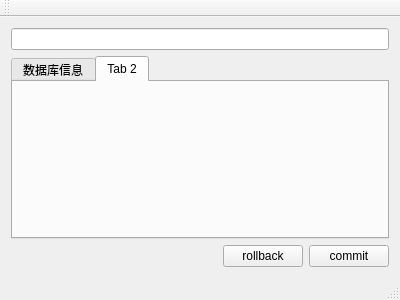
Qt form cpptest/CppTest/MainWindow.ui (aslistener/sqlite) before a commit.
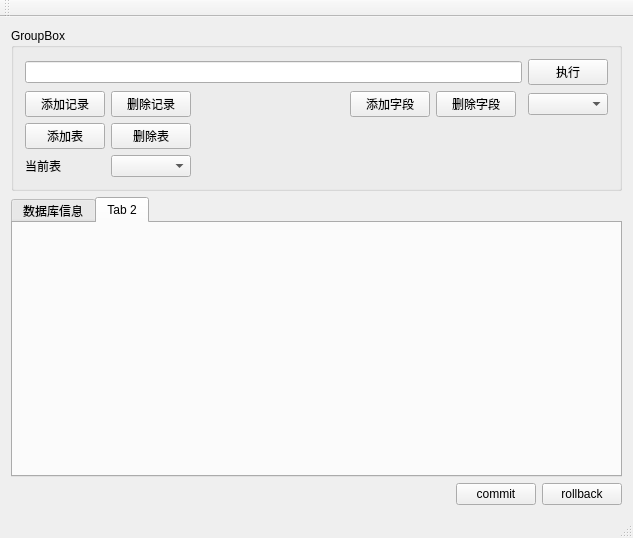
The same form after that commit. The open tabs and pages were chosen to show the change.

The edit to the form file:
```diff
--- a/cpptest/CppTest/MainWindow.ui
+++ b/cpptest/CppTest/MainWindow.ui
@@ -6,8 +6,8 @@
    <rect>
     <x>0</x>
     <y>0</y>
-    <width>400</width>
-    <height>300</height>
+    <width>633</width>
+    <height>538</height>
    </rect>
   </property>
   <property name="windowTitle">
@@ -16,7 +16,91 @@
   <widget class="QWidget" name="centralWidget">
    <layout class="QVBoxLayout" name="verticalLayout">
     <item>
-     <widget class="QLineEdit" name="lineEdit"/>
+     <widget class="QGroupBox" name="groupBox">
+      <property name="title">
+       <string>GroupBox</string>
+      </property>
+      <layout class="QGridLayout" name="gridLayout">
+       <item row="1" column="3">
+        <widget class="QPushButton" name="pushButton_7">
+         <property name="text">
+          <string>添加字段</string>
+         </property>
+        </widget>
+       </item>
+       <item row="1" column="4">
+        <widget class="QPushButton" name="pushButton_4">
+         <property name="text">
+          <string>删除字段</string>
+         </property>
+        </widget>
+       </item>
+       <item row="1" column="1">
+        <widget class="QPushButton" name="deleteButton">
+         <property name="text">
+          <string>删除记录</string>
+         </property>
+        </widget>
+       </item>
+       <item row="2" column="0">
+        <widget class="QPushButton" name="pushButton_5">
+         <property name="text">
+          <string>添加表</string>
+         </property>
+        </widget>
+       </item>
+       <item row="1" column="6">
+        <widget class="QComboBox" name="comboBox"/>
+       </item>
+       <item row="1" column="0">
+        <widget class="QPushButton" name="addButton">
+         <property name="text">
+          <string>添加记录</string>
+         </property>
+        </widget>
+       </item>
+       <item row="0" column="0" colspan="6">
+        <widget class="QLineEdit" name="sqlEdit"/>
+       </item>
+       <item row="0" column="6">
+        <widget class="QPushButton" name="execButton">
+         <property name="text">
+          <string>执行</string>
+         </property>
+        </widget>
+       </item>
+       <item row="2" column="1">
+        <widget class="QPushButton" name="pushButton_6">
+         <property name="text">
+          <string>删除表</string>
+         </property>
+        </widget>
+       </item>
+       <item row="1" column="2">
+        <spacer name="horizontalSpacer_3">
+         <property name="orientation">
+          <enum>Qt::Horizontal</enum>
+         </property>
+         <property name="sizeHint" stdset="0">
+          <size>
+           <width>40</width>
+           <height>20</height>
+          </size>
+         </property>
+        </spacer>
+       </item>
+       <item row="3" column="0">
+        <widget class="QLabel" name="label">
+         <property name="text">
+          <string>当前表</string>
+         </property>
+        </widget>
+       </item>
+       <item row="3" column="1">
+        <widget class="QComboBox" name="comboBox_2"/>
+       </item>
+      </layout>
+     </widget>
     </item>
     <item>
      <widget class="QTabWidget" name="tabWidget">
@@ -55,13 +139,6 @@
         </property>
        </spacer>
       </item>
-      <item>
-       <widget class="QPushButton" name="pushButton_2">
-        <property name="text">
-         <string>rollback</string>
-        </property>
-       </widget>
-      </item>
       <item>
        <widget class="QPushButton" name="pushButton">
         <property name="text">
@@ -69,6 +146,13 @@
         </property>
        </widget>
       </item>
+      <item>
+       <widget class="QPushButton" name="pushButton_2">
+        <property name="text">
+         <string>rollback</string>
+        </property>
+       </widget>
+      </item>
      </layout>
     </item>
    </layout>
```
Left out of the diff: 4 changed lines with no effect on the pictures.
